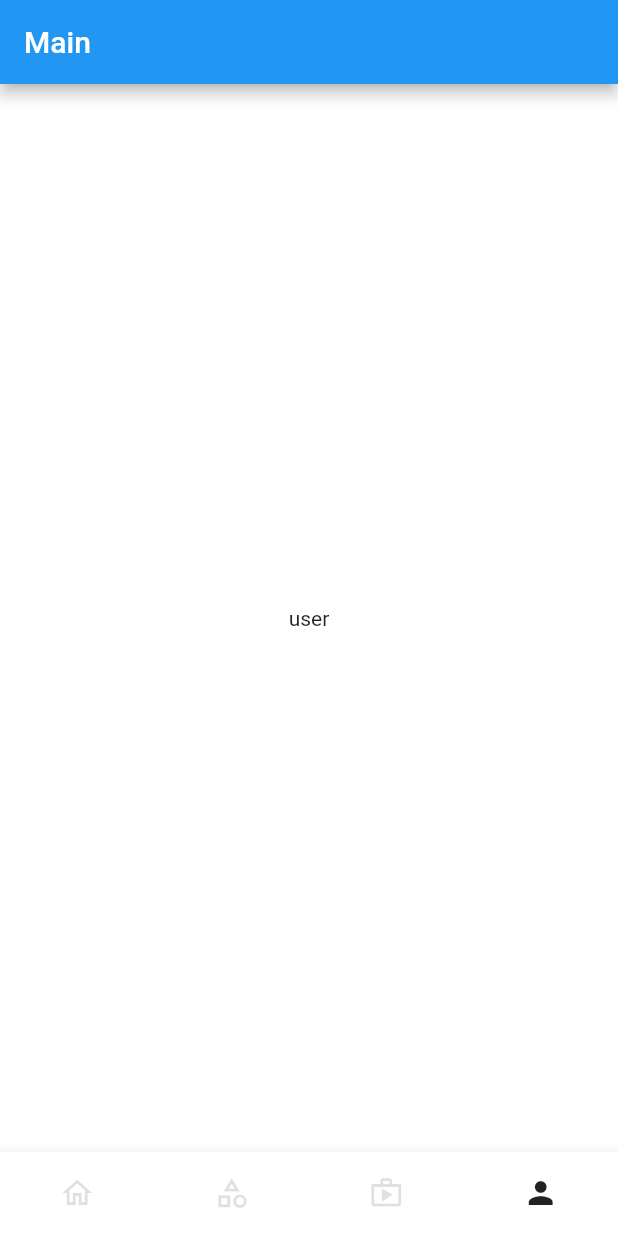
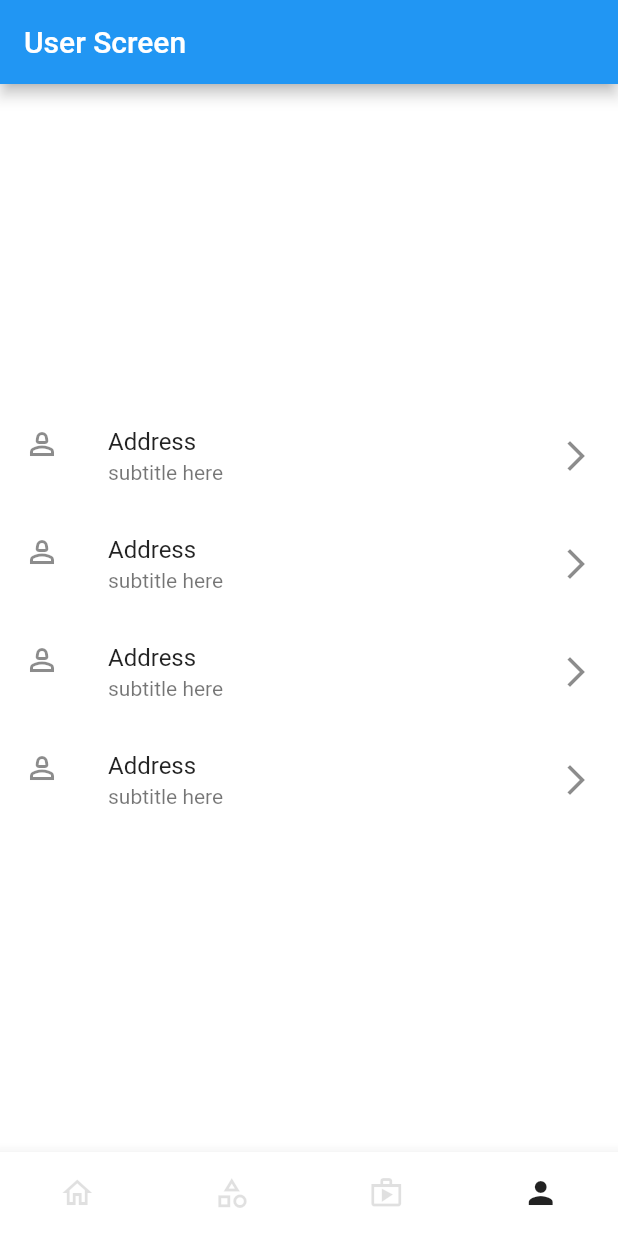
Before and after one commit to saeedBark/grocey-app, a Flutter app: the screen it shows after launch, item 4 of the bottom bar chosen, on a phone screen of 412 x 824 dp. Run offline on Flutter 3.47's test engine with Material 2 defaults, Android fonts, the phone set to English and light mode, and no system bars; our stand-ins replace shared_preferences; missing offline and left inert: shared_preferences_web.

Commit message:
add user info

```diff
--- a/lib/screens/btm_bar.dart
+++ b/lib/screens/btm_bar.dart
@@ -18,12 +18,12 @@ class BottomBarScreen extends StatefulWidget {
 }
 
 class _UserScreenState extends State<BottomBarScreen> {
-  int cerrentindexBottom = 2;
-  final List _pages = [
-    const HomeScreen(),
-    const CategoryiesScreen(),
-    const CartScreen(),
-    const UserScreen(),
+  int cerrentindexBottom = 0;
+  final List<Map<String, dynamic>> _pages = [
+    {'page': const HomeScreen(), 'titel': 'Home Screen'},
+    {'page': const CategoryiesScreen(), 'titel': 'Category Screen'},
+    {'page': const CartScreen(), 'titel': 'Cart Screen'},
+    {'page': const UserScreen(), 'titel': 'User Screen'}
   ];
   void _selectPage(int index) => setState(
         () => cerrentindexBottom = index,
@@ -35,9 +35,9 @@ class _UserScreenState extends State<BottomBarScreen> {
 
     return Scaffold(
       appBar: AppBar(
-        title: const Text('Main'),
+        title: Text(_pages[cerrentindexBottom]['titel']),
       ),
-      body: _pages[cerrentindexBottom],
+      body: _pages[cerrentindexBottom]['page'],
       bottomNavigationBar: BottomNavigationBar(
         backgroundColor: _isDark ? Theme.of(context).cardColor : Colors.white,
         unselectedItemColor: _isDark ? Colors.white10 : Colors.black12,
--- a/lib/screens/user.dart
+++ b/lib/screens/user.dart
@@ -1,6 +1,4 @@
 import 'package:flutter/material.dart';
-import 'package:flutter/src/foundation/key.dart';
-import 'package:flutter/src/widgets/framework.dart';
 import 'package:flutter/src/widgets/placeholder.dart';
 
 class UserScreen extends StatefulWidget {
@@ -14,7 +12,65 @@ class _UserScreenState extends State<UserScreen> {
   @override
   Widget build(BuildContext context) {
     return Scaffold(
-      body: Center(child: Text('user')),
+        body: Column(
+      mainAxisAlignment: MainAxisAlignment.center,
+      children: [
+        _ListTile(
+          title: 'Address',
+          subTitle: 'subtitle here',
+          leading: Icons.person_2_outlined,
+          trailing: Icons.arrow_forward_ios,
+          onTap: () {},
+        ),
+        _ListTile(
+          title: 'Address',
+          subTitle: 'subtitle here',
+          leading: Icons.person_2_outlined,
+          trailing: Icons.arrow_forward_ios,
+          onTap: () {},
+        ),
+        _ListTile(
+          title: 'Address',
+          subTitle: 'subtitle here',
+          leading: Icons.person_2_outlined,
+          trailing: Icons.arrow_forward_ios,
+          onTap: () {},
+        ),
+        _ListTile(
+          title: 'Address',
+          subTitle: 'subtitle here',
+          leading: Icons.person_2_outlined,
+          trailing: Icons.arrow_forward_ios,
+          onTap: () {},
+        ),
+      ],
+    ));
+  }
+}
+
+class _ListTile extends StatelessWidget {
+  final String title;
+  final String subTitle;
+  final IconData leading;
+  final IconData trailing;
+  final void Function() onTap;
+  const _ListTile({
+    Key? key,
+    required this.title,
+    required this.subTitle,
+    required this.leading,
+    required this.trailing,
+    required this.onTap,
+  }) : super(key: key);
+
+  @override
+  Widget build(BuildContext context) {
+    return ListTile(
+      title: Text(title),
+      subtitle: Text(subTitle),
+      leading: Icon(leading),
+      trailing: Icon(trailing),
+      onTap: onTap,
     );
   }
 }
```
